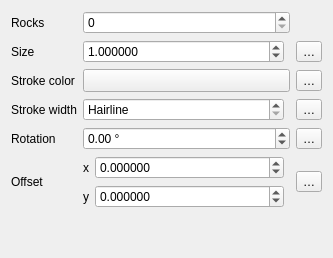
Before: the Qt Designer form topographic_mapping/ui/widget_rock_outcrop_marker.ui in linz/topographic-qgis-plugin, drawn with Qt 5.
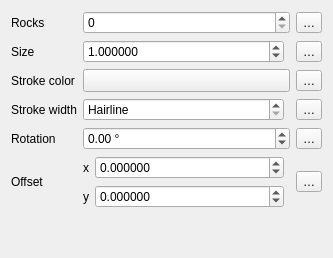
After: the same form once the commit is applied. Custom widgets are drawn as their Qt base class.

Commit message: Data defined properties

```diff
--- a/topographic_mapping/ui/widget_rock_outcrop_marker.ui
+++ b/topographic_mapping/ui/widget_rock_outcrop_marker.ui
@@ -331,6 +331,13 @@
    <item row="0" column="1">
     <widget class="QgsSpinBox" name="variant_spin"/>
    </item>
+   <item row="0" column="3">
+    <widget class="QgsPropertyOverrideButton" name="variant_ddbtn">
+     <property name="text">
+      <string>…</string>
+     </property>
+    </widget>
+   </item>
   </layout>
  </widget>
  <customwidgets>
```
Left out of the diff: 2 changed lines with no effect on the pictures. The commit also changes 2 other files.
